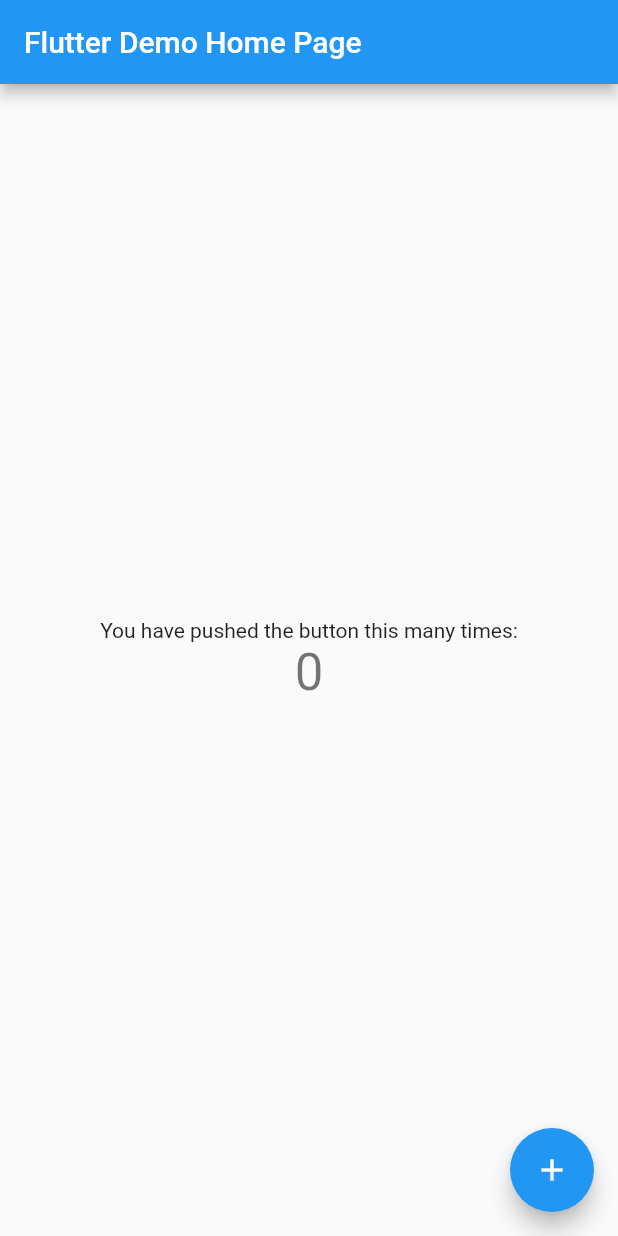
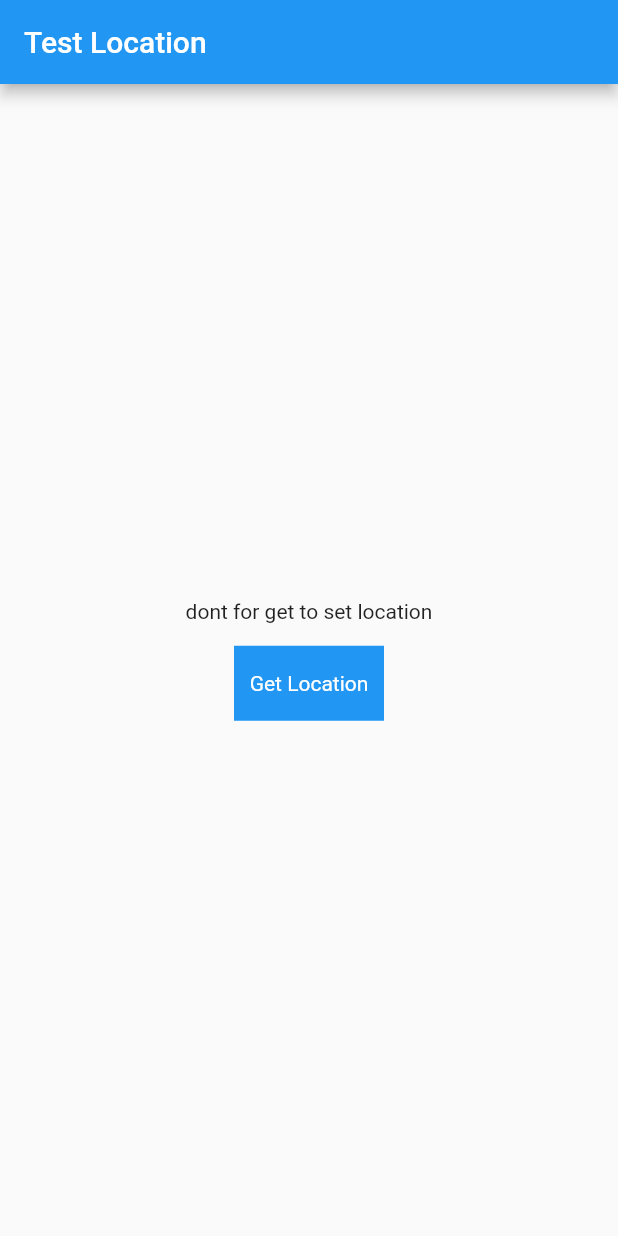
Before and after one commit to zxsylph/flutter-101, a Flutter app: the screen it shows after launch, on a phone screen of 412 x 824 dp. Run offline on Flutter 3.47's test engine with Material 2 defaults, Android fonts, the phone set to English and light mode, and no system bars; our stand-ins replace location.

Commit message:
ทดสอบรับค่าตำแหน่ง location

```diff
--- a/lib/main.dart
+++ b/lib/main.dart
@@ -1,115 +1,93 @@
 import 'package:flutter/material.dart';
+import 'package:location/location.dart';
 
 void main() {
   runApp(const MyApp());
 }
 
-class MyApp extends StatelessWidget {
+class MyApp extends StatefulWidget {
   const MyApp({Key? key}) : super(key: key);
 
-  // This widget is the root of your application.
+  @override
+  State<MyApp> createState() => _MyAppState();
+}
+
+class _MyAppState extends State<MyApp> {
   @override
   Widget build(BuildContext context) {
-    return MaterialApp(
-      title: 'Flutter Demo',
-      theme: ThemeData(
-        // This is the theme of your application.
-        //
-        // Try running your application with "flutter run". You'll see the
-        // application has a blue toolbar. Then, without quitting the app, try
-        // changing the primarySwatch below to Colors.green and then invoke
-        // "hot reload" (press "r" in the console where you ran "flutter run",
-        // or simply save your changes to "hot reload" in a Flutter IDE).
-        // Notice that the counter didn't reset back to zero; the application
-        // is not restarted.
-        primarySwatch: Colors.blue,
-      ),
-      home: const MyHomePage(title: 'Flutter Demo Home Page'),
+    return const MaterialApp(
+      home: Home(),
     );
   }
 }
 
-class MyHomePage extends StatefulWidget {
-  const MyHomePage({Key? key, required this.title}) : super(key: key);
-
-  // This widget is the home page of your application. It is stateful, meaning
-  // that it has a State object (defined below) that contains fields that affect
-  // how it looks.
-
-  // This class is the configuration for the state. It holds the values (in this
-  // case the title) provided by the parent (in this case the App widget) and
-  // used by the build method of the State. Fields in a Widget subclass are
-  // always marked "final".
-
-  final String title;
+class Home extends StatefulWidget {
+  const Home({Key? key}) : super(key: key);
 
   @override
-  State<MyHomePage> createState() => _MyHomePageState();
+  State<Home> createState() => _HomeState();
 }
 
-class _MyHomePageState extends State<MyHomePage> {
-  int _counter = 0;
+Location location = Location();
+late bool _serviceEnabled;
+late PermissionStatus _permissionGranted;
+late LocationData locationData;
 
-  void _incrementCounter() {
-    setState(() {
-      // This call to setState tells the Flutter framework that something has
-      // changed in this State, which causes it to rerun the build method below
-      // so that the display can reflect the updated values. If we changed
-      // _counter without calling setState(), then the build method would not be
-      // called again, and so nothing would appear to happen.
-      _counter++;
-    });
+Future<dynamic> getLocation() async {
+  _serviceEnabled = await location.serviceEnabled();
+  if (!_serviceEnabled) {
+    _serviceEnabled = await location.serviceEnabled();
   }
 
+  _permissionGranted = await location.hasPermission();
+  if (_permissionGranted == PermissionStatus.denied) {
+    _permissionGranted = await location.requestPermission();
+  }
+
+  locationData = await location.getLocation();
+  return locationData;
+}
+
+class _HomeState extends State<Home> {
   @override
   Widget build(BuildContext context) {
-    // This method is rerun every time setState is called, for instance as done
-    // by the _incrementCounter method above.
-    //
-    // The Flutter framework has been optimized to make rerunning build methods
-    // fast, so that you can just rebuild anything that needs updating rather
-    // than having to individually change instances of widgets.
     return Scaffold(
       appBar: AppBar(
-        // Here we take the value from the MyHomePage object that was created by
-        // the App.build method, and use it to set our appbar title.
-        title: Text(widget.title),
+        title: const Text('Test Location'),
       ),
-      body: Center(
-        // Center is a layout widget. It takes a single child and positions it
-        // in the middle of the parent.
-        child: Column(
-          // Column is also a layout widget. It takes a list of children and
-          // arranges them vertically. By default, it sizes itself to fit its
-          // children horizontally, and tries to be as tall as its parent.
-          //
-          // Invoke "debug painting" (press "p" in the console, choose the
-          // "Toggle Debug Paint" action from the Flutter Inspector in Android
-          // Studio, or the "Toggle Debug Paint" command in Visual Studio Code)
-          // to see the wireframe for each widget.
-          //
-          // Column has various properties to control how it sizes itself and
-          // how it positions its children. Here we use mainAxisAlignment to
-          // center the children vertically; the main axis here is the vertical
-          // axis because Columns are vertical (the cross axis would be
-          // horizontal).
-          mainAxisAlignment: MainAxisAlignment.center,
-          children: <Widget>[
-            const Text(
-              'You have pushed the button this many times:',
-            ),
-            Text(
-              '$_counter',
-              style: Theme.of(context).textTheme.headline4,
-            ),
-          ],
-        ),
-      ),
-      floatingActionButton: FloatingActionButton(
-        onPressed: _incrementCounter,
-        tooltip: 'Increment',
-        child: const Icon(Icons.add),
-      ), // This trailing comma makes auto-formatting nicer for build methods.
+      body: content(),
     );
   }
 }
+
+Widget content() {
+  return Center(
+    child: Column(
+      mainAxisAlignment: MainAxisAlignment.center,
+      children: [
+        const Text('dont for get to set location'),
+        const SizedBox(
+          height: 15,
+        ),
+        GestureDetector(
+          onTap: () {
+            getLocation().then((value) {
+              print(value);
+            });
+          },
+          child: Container(
+            width: 100,
+            height: 50,
+            color: Colors.blue,
+            child: const Center(
+              child: Text(
+                'Get Location',
+                style: TextStyle(color: Colors.white),
+              ),
+            ),
+          ),
+        ),
+      ],
+    ),
+  );
+}
--- a/pubspec.yaml
+++ b/pubspec.yaml
@@ -34,6 +34,7 @@
   # The following adds the Cupertino Icons font to your application.
   # Use with the CupertinoIcons class for iOS style icons.
   cupertino_icons: ^1.0.2
+  location: ^4.2.0
 
 dev_dependencies:
   flutter_test:
```
Also changed, not shown: pubspec.lock, 1 other file.
